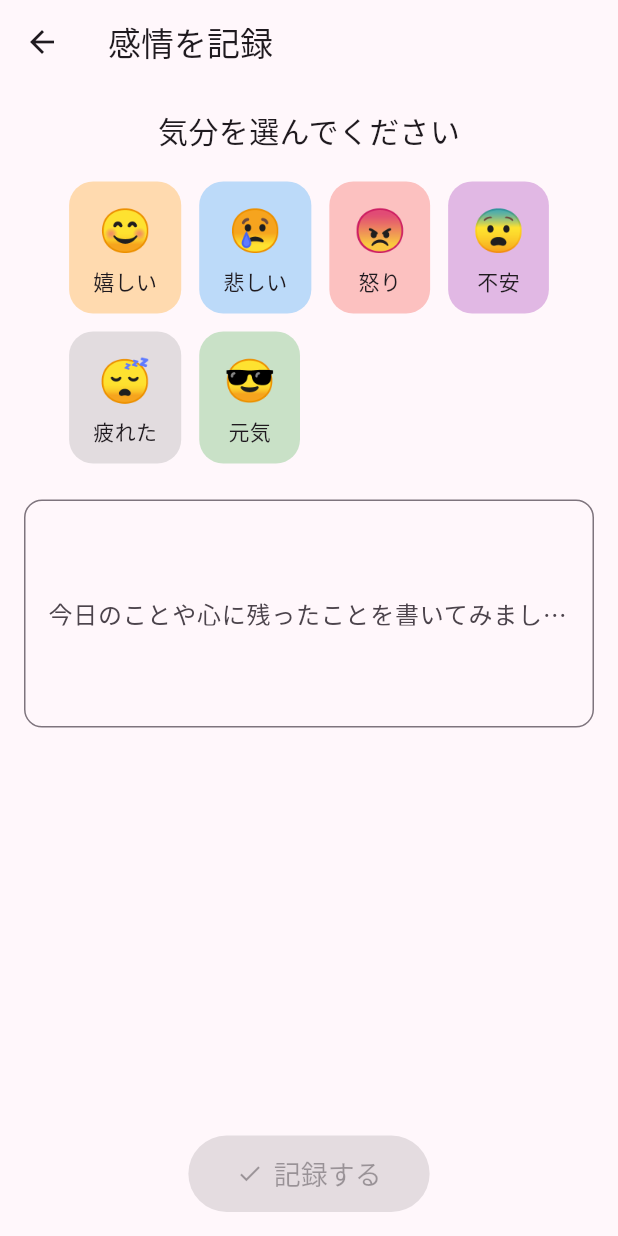
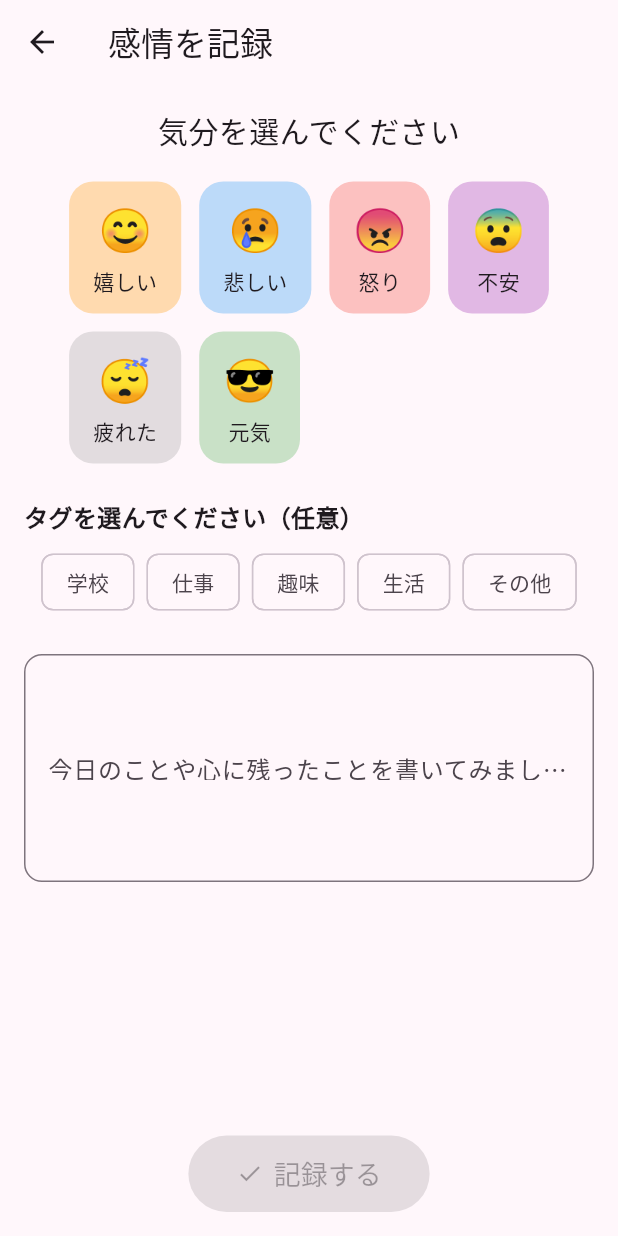
Before and after one commit to saitouruna/flutter_application_1, a Flutter app: the screen it shows after launch, after a tap on "感情を記録する", on a phone screen of 412 x 824 dp. Run offline on Flutter 3.47's test engine with Material 3 defaults, Android fonts, the phone set to English and light mode, and no system bars; our stand-ins replace sqflite, sqflite_common_ffi, table_calendar; accounts and stored records are empty.

Commit message:
タグ機能の追加

```diff
--- a/lib/models/emotion_entry.dart
+++ b/lib/models/emotion_entry.dart
@@ -3,12 +3,14 @@ class EmotionEntry {
   final String emotion;
   final String? note;
   final DateTime timestamp;
+  final String? tag; // ✅ 追加：タグ（学校・仕事など）
 
   EmotionEntry({
     this.id,
     required this.emotion,
     this.note,
     required this.timestamp,
+    this.tag, // ✅ 追加
   });
 
   Map<String, dynamic> toMap() {
@@ -17,6 +19,7 @@ class EmotionEntry {
       'emotion': emotion,
       'note': note,
       'timestamp': timestamp.toIso8601String(),
+      'tag': tag, // ✅ 追加
     };
   }
 
@@ -26,21 +29,23 @@ class EmotionEntry {
       emotion: map['emotion'],
       note: map['note'],
       timestamp: DateTime.parse(map['timestamp']),
+      tag: map['tag'], // ✅ 追加
     );
   }
 
-  /// ✅ これを追加
   EmotionEntry copyWith({
     int? id,
     String? emotion,
     String? note,
     DateTime? timestamp,
+    String? tag, // ✅ 追加
   }) {
     return EmotionEntry(
       id: id ?? this.id,
       emotion: emotion ?? this.emotion,
       note: note ?? this.note,
       timestamp: timestamp ?? this.timestamp,
+      tag: tag ?? this.tag, // ✅ 追加
     );
   }
 }
--- a/lib/screens/emotion_record_screen.dart
+++ b/lib/screens/emotion_record_screen.dart
@@ -29,7 +29,10 @@ class _EmotionRecordScreenState extends State<EmotionRecordScreen> {
     {'emoji': '😎', 'label': '元気', 'color': Colors.green},
   ];
 
+  final List<String> _tags = ['学校', '仕事', '趣味', '生活', 'その他'];
+
   String? _selectedEmotion;
+  String? _selectedTag;
 
   @override
   void initState() {
@@ -37,6 +40,7 @@ class _EmotionRecordScreenState extends State<EmotionRecordScreen> {
     if (widget.initialEntry != null) {
       _selectedEmotion = widget.initialEntry!.emotion;
       _noteController.text = widget.initialEntry!.note ?? '';
+      _selectedTag = widget.initialEntry!.tag;
     }
   }
 
@@ -95,6 +99,31 @@ class _EmotionRecordScreenState extends State<EmotionRecordScreen> {
                       ],
                     ),
                   ),
+                );
+              }).toList(),
+            ),
+
+            const SizedBox(height: 24),
+
+            const Align(
+              alignment: Alignment.centerLeft,
+              child: Text('タグを選んでください（任意）', style: TextStyle(fontSize: 16, fontWeight: FontWeight.bold)),
+            ),
+            const SizedBox(height: 8),
+            Wrap(
+              spacing: 8,
+              runSpacing: 8,
+              children: _tags.map((tag) {
+                final selected = _selectedTag == tag;
+                return ChoiceChip(
+                  label: Text(tag),
+                  selected: selected,
+                  selectedColor: Colors.deepPurple.shade300,
+                  onSelected: (bool selected) {
+                    setState(() {
+                      _selectedTag = selected ? tag : null;
+                    });
+                  },
                 );
               }).toList(),
             ),
@@ -162,12 +191,14 @@ class _EmotionRecordScreenState extends State<EmotionRecordScreen> {
                         final updated = widget.initialEntry!.copyWith(
                           emotion: _selectedEmotion!,
                           note: note.isEmpty ? null : note,
+                          tag: _selectedTag,
                         );
                         await emotionProvider.updateEmotion(updated);
                       } else {
                         final newEntry = EmotionEntry(
                           emotion: _selectedEmotion!,
                           note: note.isEmpty ? null : note,
+                          tag: _selectedTag,
                           timestamp: widget.initialDate ?? DateTime.now(),
                         );
                         await emotionProvider.addEmotion(newEntry);
--- a/lib/services/emotion_db_service.dart
+++ b/lib/services/emotion_db_service.dart
@@ -24,7 +24,8 @@ class EmotionDbService {
             id INTEGER PRIMARY KEY AUTOINCREMENT,
             emotion TEXT NOT NULL,
             note TEXT,
-            timestamp TEXT NOT NULL
+            timestamp TEXT NOT NULL,
+            tag TEXT
           )
         ''');
       },
```
